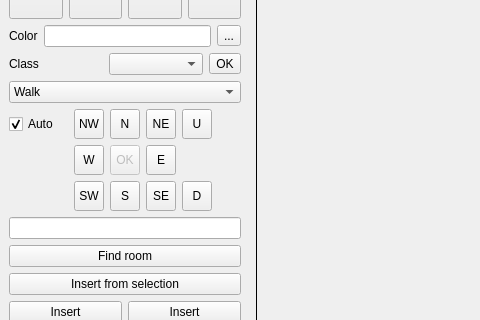
First picture: the form in version4/ui/main.ui, repository michael-donat/tf-mapper, before the edit; both pictures show x 0 to 480 and y 135 to 455 of the 895 by 936 pixel window.
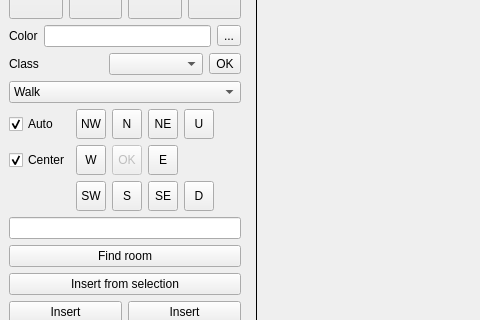
Second picture: the form after the edit. Icons and pictures are not drawn.

What changed in the file:
```diff
--- a/version4/ui/main.ui
+++ b/version4/ui/main.ui
@@ -333,19 +333,6 @@
          </property>
         </spacer>
        </item>
-       <item row="1" column="0">
-        <spacer name="compassSpacerLeft">
-         <property name="orientation">
-          <enum>Qt::Horizontal</enum>
-         </property>
-         <property name="sizeHint" stdset="0">
-          <size>
-           <width>40</width>
-           <height>20</height>
-          </size>
-         </property>
-        </spacer>
-       </item>
        <item row="1" column="2">
         <widget class="QToolButton" name="compassPlace">
          <property name="enabled">
@@ -425,6 +412,16 @@
          </property>
         </widget>
        </item>
+       <item row="1" column="0">
+        <widget class="QCheckBox" name="centerOnMove">
+         <property name="text">
+          <string>Center</string>
+         </property>
+         <property name="checked">
+          <bool>true</bool>
+         </property>
+        </widget>
+       </item>
       </layout>
      </item>
      <item row="19" column="2">
```
